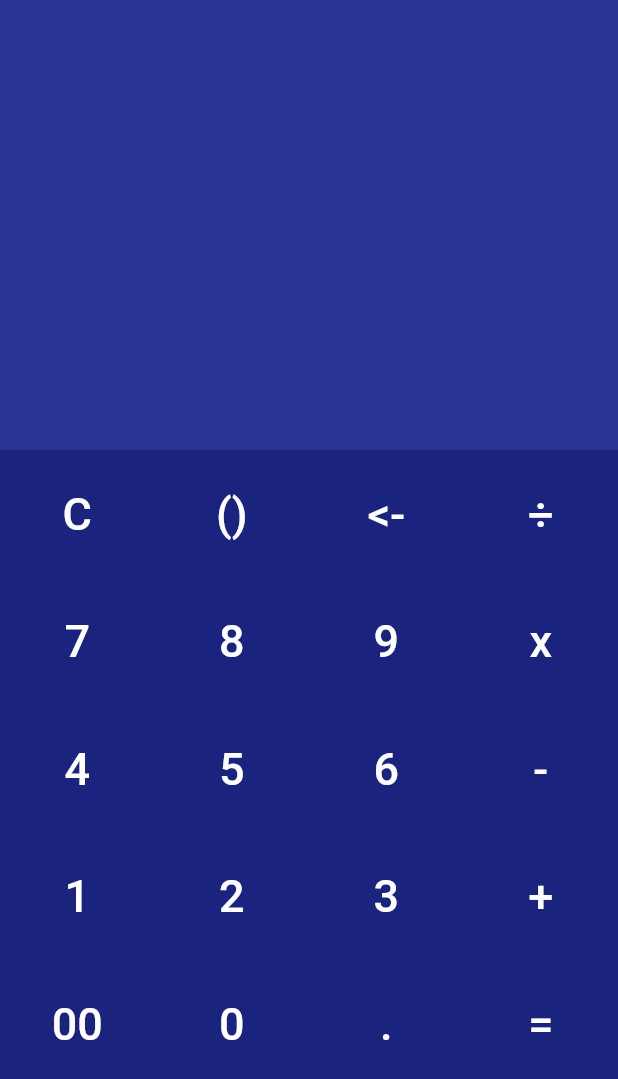
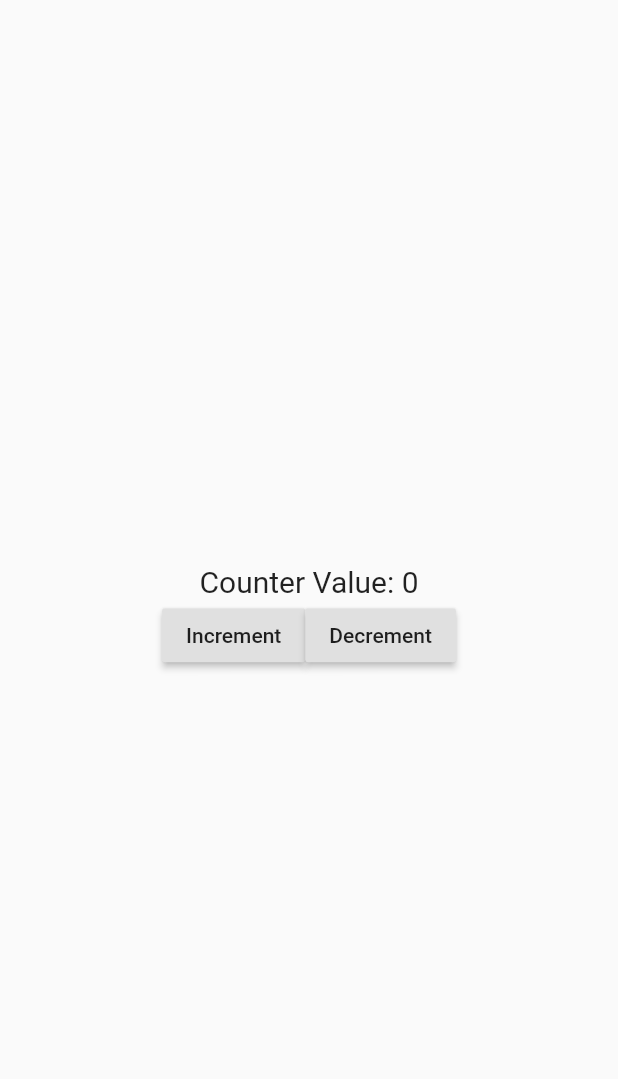
Before and after one commit to alfawaaazz/Calculator, a Flutter app: the screen it shows after launch, on a phone screen of 412 x 824 dp. Shown: the top 1079 px of the screen. Run offline on Flutter 3.47's test engine with Material 2 defaults, Android fonts, the phone set to English and light mode, and no system bars; our stand-ins replace bloc, flutter_bloc, math_expressions.

Commit message:
calculator bloc

```diff
--- /dev/null
+++ b/lib/bloccalculator/counterbloc.dart
@@ -0,0 +1,25 @@
+import 'package:bloc/bloc.dart';
+
+enum CounterEvents { increment, decrement }
+
+class CounterBloc extends Bloc<CounterEvents, int> {
+  CounterBloc(int initialState) : super(initialState);
+
+  @override
+  int get initialState => 0;
+
+  @override
+  Stream<int> mapEventToState(CounterEvents event) async* {
+    // TODO: implement mapEventToState
+
+    switch (event) {
+      case CounterEvents.increment:
+        yield state + 1;
+
+        break;
+      case CounterEvents.decrement:
+        yield state - 1;
+        break;
+    }
+  }
+}
--- /dev/null
+++ b/lib/bloccalculator/counterhome.dart
@@ -0,0 +1,46 @@
+import 'package:Calculator/bloccalculator/counterbloc.dart';
+import 'package:flutter/material.dart';
+import 'package:flutter_bloc/flutter_bloc.dart';
+
+class CounterHome extends StatelessWidget {
+  @override
+  Widget build(BuildContext context) {
+    final _counterBloc = BlocProvider.of<CounterBloc>(context);
+    return Scaffold(
+      body: Center(
+        child: Column(
+          mainAxisAlignment: MainAxisAlignment.center,
+          children: [
+            BlocBuilder<CounterBloc, int>(
+              builder: (BuildContext context, int state) {
+                return Text(
+                  "Counter Value: $state",
+                  style: TextStyle(
+                    fontSize: 20,
+                  ),
+                );
+              },
+            ),
+            Row(
+              mainAxisAlignment: MainAxisAlignment.center,
+              children: [
+                RaisedButton(
+                  onPressed: () {
+                    _counterBloc.add(CounterEvents.increment);
+                  },
+                  child: Text("Increment"),
+                ),
+                RaisedButton(
+                  onPressed: () {
+                    _counterBloc.add(CounterEvents.decrement);
+                  },
+                  child: Text("Decrement"),
+                )
+              ],
+            ),
+          ],
+        ),
+      ),
+    );
+  }
+}
--- a/lib/main.dart
+++ b/lib/main.dart
@@ -1,6 +1,10 @@
+import 'package:Calculator/bloccalculator/counterhome.dart';
 import 'package:Calculator/home.dart';
 import 'package:Calculator/2/homescreen.dart';
 import 'package:flutter/material.dart';
+import 'package:flutter_bloc/flutter_bloc.dart';
+
+import 'bloccalculator/counterbloc.dart';
 
 void main() {
   runApp(MyApp());
@@ -17,6 +21,10 @@ class MyApp extends StatelessWidget {
         primarySwatch: Colors.blue,
         visualDensity: VisualDensity.adaptivePlatformDensity,
       ),
-        home: HomeScreen());
+      home: BlocProvider(
+        create: (BuildContext context) => CounterBloc(0),
+        child: CounterHome(),
+      ),
+    );
   }
 }
--- a/pubspec.yaml
+++ b/pubspec.yaml
@@ -22,6 +22,8 @@ environment:
 
 dependencies:
   math_expressions: ^2.0.1
+  flutter_bloc: ^6.1.1
+  bloc: ^6.1.0
   flutter:
     sdk: flutter
 
```
Also changed, not shown: pubspec.lock. Lines whose indentation alone changed are shown as unchanged.
